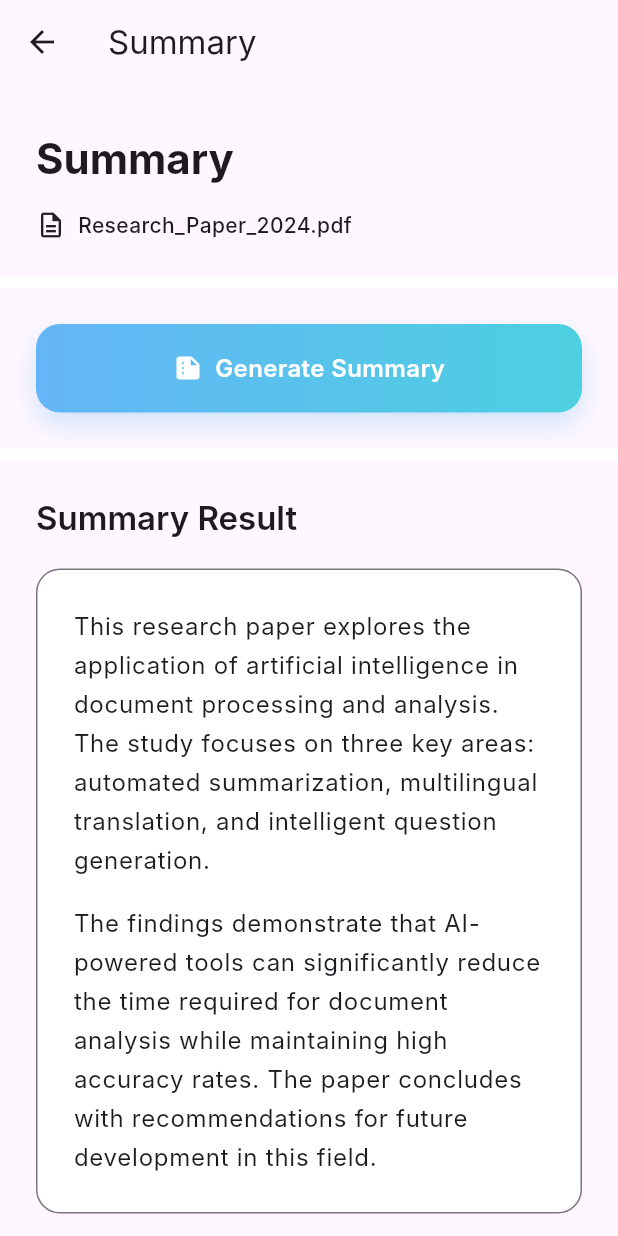
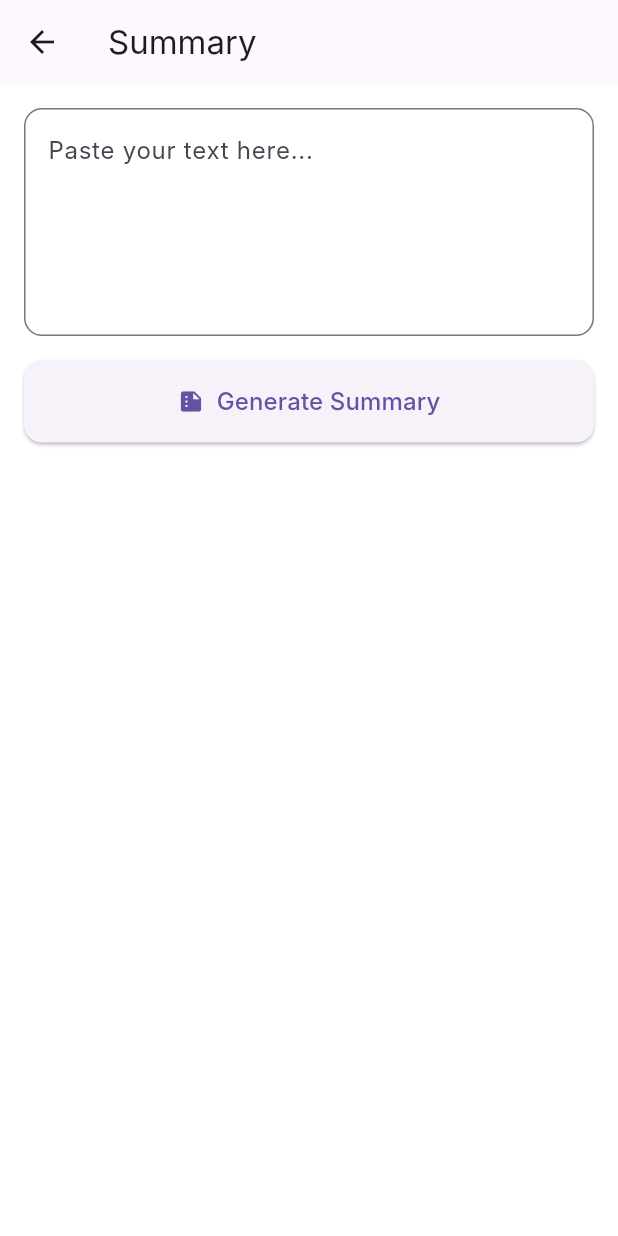
Before and after one commit to shahdebrehem/Project_PDF, a Flutter app: the SummaryPage screen opened directly, on a phone screen of 412 x 824 dp. Run offline on Flutter 3.47's test engine with Material 3 defaults, Android fonts, the phone set to English and light mode, and no system bars; our stand-ins replace dio, shared_preferences; missing offline and left inert: clipboard; accounts and stored records are empty; Roboto replaces fonts that are missing (Inter).

Commit message:
Integrate AI summarizer with backend and Flutter UI

```diff
--- a/lib/pages/summary_page.dart
+++ b/lib/pages/summary_page.dart
@@ -1,5 +1,10 @@
 // pages/summary_page.dart
 import 'package:flutter/material.dart';
+import 'package:http/http.dart' as http;
+import 'dart:convert';
+import 'package:clipboard/clipboard.dart';
+import 'package:path_provider/path_provider.dart';
+import 'dart:io';
 
 class SummaryPage extends StatefulWidget {
   const SummaryPage({Key? key}) : super(key: key);
@@ -10,19 +15,71 @@ class SummaryPage extends StatefulWidget {
 
 class _SummaryPageState extends State<SummaryPage> {
   bool _isGenerating = false;
+  String _summaryResult = "";
+  final TextEditingController _textController = TextEditingController();
 
-  void _generateSummary() {
+  // دالة لتوليد الملخص عبر FastAPI
+  void _generateSummary() async {
+    if (_textController.text.trim().isEmpty) return;
+
     setState(() {
       _isGenerating = true;
+      _summaryResult = "";
     });
 
-    Future.delayed(const Duration(seconds: 2), () {
+    try {
+      final url = Uri.parse('http://127.0.0.1:8000/summarize'); // لو Flutter Emulator استخدم 10.0.2.2
+      final response = await http.post(
+        url,
+        headers: {'Content-Type': 'application/json'},
+        body: jsonEncode({"text": _textController.text}),
+      );
+
+      if (response.statusCode == 200) {
+        final data = jsonDecode(response.body);
+        setState(() {
+          _summaryResult = data['summary'] ?? "No summary generated";
+        });
+      } else {
+        setState(() {
+          _summaryResult = "Error: ${response.statusCode}";
+        });
+      }
+    } catch (e) {
+      setState(() {
+        _summaryResult = "Error: $e";
+      });
+    } finally {
       if (mounted) {
         setState(() {
           _isGenerating = false;
         });
       }
+    }
+  }
+
+  // نسخ النص
+  void _copySummary() {
+    if (_summaryResult.isNotEmpty) {
+      FlutterClipboard.copy(_summaryResult).then((_) {
+        ScaffoldMessenger.of(context).showSnackBar(
+          const SnackBar(content: Text("Summary copied!")),
+        );
       });
+    }
+  }
+
+  // تحميل النص كملف
+  void _downloadSummary() async {
+    if (_summaryResult.isNotEmpty) {
+      final dir = await getApplicationDocumentsDirectory();
+      final file = File('${dir.path}/summary.txt');
+      await file.writeAsString(_summaryResult);
+
+      ScaffoldMessenger.of(context).showSnackBar(
+        SnackBar(content: Text("Summary saved to ${file.path}")),
+      );
+    }
   }
 
   @override
@@ -36,124 +93,63 @@ class _SummaryPageState extends State<SummaryPage> {
         elevation: 0,
       ),
       body: SingleChildScrollView(
+        padding: const EdgeInsets.all(16),
         child: Column(
           crossAxisAlignment: CrossAxisAlignment.start,
           children: [
-            // Header Section
-            Container(
-              width: double.infinity,
-              color: theme.cardColor,
-              padding: const EdgeInsets.fromLTRB(24, 32, 24, 24),
-              child: Column(
-                crossAxisAlignment: CrossAxisAlignment.start,
-                children: [
-                  Text(
-                    'Summary',
-                    style: theme.textTheme.headlineMedium?.copyWith(
-                      fontWeight: FontWeight.bold,
+            // إدخال النص
+            TextField(
+              controller: _textController,
+              minLines: 5,
+              maxLines: 10,
+              decoration: InputDecoration(
+                hintText: "Paste your text here...",
+                border: OutlineInputBorder(
+                  borderRadius: BorderRadius.circular(12),
+                ),
               ),
             ),
             const SizedBox(height: 16),
-                  Row(
-                    children: [
-                      Icon(
-                        Icons.description_outlined,
-                        color: theme.iconTheme.color,
-                        size: 20,
-                      ),
-                      const SizedBox(width: 8),
-                      Text(
-                        'Research_Paper_2024.pdf',
-                        style: theme.textTheme.bodyMedium?.copyWith(
-                          fontWeight: FontWeight.w500,
-                        ),
-                      ),
-                    ],
-                  ),
-                ],
-              ),
-            ),
 
-            const SizedBox(height: 8),
-
-            // Generate Summary Button
-            Container(
-              color: theme.cardColor,
-              padding: const EdgeInsets.all(24),
-              child: SizedBox(
+            // زر توليد الملخص
+            SizedBox(
               width: double.infinity,
-                child: InkWell(
-                  onTap: _isGenerating ? null : _generateSummary,
-                  borderRadius: BorderRadius.circular(16),
-                  child: Container(
-                    padding: const EdgeInsets.symmetric(vertical: 18),
-                    decoration: BoxDecoration(
-                      gradient: LinearGradient(
-                        colors: _isGenerating
-                            ? [
-                          theme.disabledColor,
-                          theme.disabledColor.withOpacity(0.8),
-                        ]
-                            : const [
-                          Color(0xFF64B5F6),
-                          Color(0xFF4DD0E1),
-                        ],
-                      ),
-                      borderRadius: BorderRadius.circular(16),
-                      boxShadow: _isGenerating
-                          ? []
-                          : [
-                        BoxShadow(
-                          color: const Color(0xFF64B5F6)
-                              .withOpacity(0.3),
-                          blurRadius: 15,
-                          offset: const Offset(0, 8),
-                        ),
-                      ],
-                    ),
-                    child: Row(
-                      mainAxisAlignment: MainAxisAlignment.center,
-                      children: [
-                        if (_isGenerating)
-                          const SizedBox(
+              child: ElevatedButton.icon(
+                onPressed: _isGenerating ? null : _generateSummary,
+                icon: _isGenerating
+                    ? const SizedBox(
                         width: 20,
                         height: 20,
                         child: CircularProgressIndicator(
+                          color: Colors.white,
                           strokeWidth: 2,
-                              valueColor:
-                              AlwaysStoppedAnimation(Colors.white),
                         ),
                       )
-                        else
-                          const Icon(
-                            Icons.summarize_rounded,
-                            color: Colors.white,
-                            size: 20,
+                    : const Icon(Icons.summarize),
+                label: Text(
+                  _isGenerating ? "Generating..." : "Generate Summary",
+                  style: const TextStyle(fontSize: 16),
                 ),
-                        const SizedBox(width: 8),
-                        Text(
-                          _isGenerating
-                              ? 'Generating Summary...'
-                              : 'Generate Summary',
-                          style: const TextStyle(
-                            fontSize: 16,
-                            fontWeight: FontWeight.w600,
-                            color: Colors.white,
-                          ),
-                        ),
-                      ],
+                style: ElevatedButton.styleFrom(
+                  padding: const EdgeInsets.symmetric(vertical: 16),
+                  shape: RoundedRectangleBorder(
+                    borderRadius: BorderRadius.circular(12),
                   ),
                 ),
               ),
             ),
+            const SizedBox(height: 24),
+
+            // صندوق النتيجة
+            if (_summaryResult.isNotEmpty)
+              Container(
+                width: double.infinity,
+                padding: const EdgeInsets.all(16),
+                decoration: BoxDecoration(
+                  color: theme.cardColor,
+                  borderRadius: BorderRadius.circular(12),
+                  border: Border.all(color: theme.dividerColor),
                 ),
-
-            const SizedBox(height: 8),
-
-            // Summary Result
-            Container(
-              color: theme.cardColor,
-              padding: const EdgeInsets.all(24),
                 child: Column(
                   crossAxisAlignment: CrossAxisAlignment.start,
                   children: [
@@ -163,123 +159,29 @@ class _SummaryPageState extends State<SummaryPage> {
                         fontWeight: FontWeight.w600,
                       ),
                     ),
-                  const SizedBox(height: 20),
-
-                  Container(
-                    width: double.infinity,
-                    constraints: const BoxConstraints(minHeight: 300),
-                    padding: const EdgeInsets.all(24),
-                    decoration: BoxDecoration(
-                      color: theme.scaffoldBackgroundColor,
-                      borderRadius: BorderRadius.circular(16),
-                      border: Border.all(color: theme.dividerColor),
-                    ),
-                    child: _isGenerating
-                        ? Center(
-                      child: Column(
-                        mainAxisAlignment: MainAxisAlignment.center,
-                        children: [
-                          const SizedBox(
-                            width: 40,
-                            height: 40,
-                            child: CircularProgressIndicator(
-                              strokeWidth: 3,
-                            ),
+                    const SizedBox(height: 12),
+                    Text(
+                      _summaryResult,
+                      style: theme.textTheme.bodyMedium?.copyWith(height: 1.5),
                     ),
                     const SizedBox(height: 16),
-                          Text(
-                            'Generating your summary...',
-                            style: theme.textTheme.bodyMedium,
-                          ),
-                        ],
-                      ),
-                    )
-                        : Column(
-                      crossAxisAlignment: CrossAxisAlignment.start,
-                      children: [
-                        Text(
-                          'This research paper explores the application of artificial intelligence in document processing and analysis. The study focuses on three key areas: automated summarization, multilingual translation, and intelligent question generation.',
-                          style: theme.textTheme.bodyLarge?.copyWith(
-                            height: 1.6,
-                          ),
-                        ),
-                        const SizedBox(height: 16),
-                        Text(
-                          'The findings demonstrate that AI-powered tools can significantly reduce the time required for document analysis while maintaining high accuracy rates. The paper concludes with recommendations for future development in this field.',
-                          style: theme.textTheme.bodyLarge?.copyWith(
-                            height: 1.6,
-                          ),
-                        ),
-                      ],
-                    ),
-                  ),
 
-                  const SizedBox(height: 20),
-
-                  // Action Buttons
+                    // أزرار Copy و Download
                     Row(
                       children: [
                         Expanded(
-                        child: InkWell(
-                          onTap: () {},
-                          borderRadius: BorderRadius.circular(12),
-                          child: Container(
-                            padding:
-                            const EdgeInsets.symmetric(vertical: 14),
-                            decoration: BoxDecoration(
-                              borderRadius: BorderRadius.circular(12),
-                              border:
-                              Border.all(color: theme.dividerColor),
-                            ),
-                            child: Row(
-                              mainAxisAlignment: MainAxisAlignment.center,
-                              children: [
-                                Icon(Icons.copy_rounded,
-                                    color: theme.iconTheme.color, size: 18),
-                                const SizedBox(width: 8),
-                                Text(
-                                  'Copy',
-                                  style: theme.textTheme.bodyMedium?.copyWith(
-                                    fontWeight: FontWeight.w600,
-                                  ),
-                                ),
-                              ],
-                            ),
-                          ),
+                          child: ElevatedButton.icon(
+                            onPressed: _copySummary,
+                            icon: const Icon(Icons.copy),
+                            label: const Text("Copy"),
                           ),
                         ),
                         const SizedBox(width: 12),
                         Expanded(
-                        child: InkWell(
-                          onTap: () {},
-                          borderRadius: BorderRadius.circular(12),
-                          child: Container(
-                            padding:
-                            const EdgeInsets.symmetric(vertical: 14),
-                            decoration: BoxDecoration(
-                              color: const Color(0xFF64B5F6).withOpacity(0.1),
-                              borderRadius: BorderRadius.circular(12),
-                              border: Border.all(
-                                color: const Color(0xFF64B5F6),
-                              ),
-                            ),
-                            child: const Row(
-                              mainAxisAlignment: MainAxisAlignment.center,
-                              children: [
-                                Icon(Icons.download_rounded,
-                                    color: Color(0xFF64B5F6), size: 18),
-                                SizedBox(width: 8),
-                                Text(
-                                  'Download',
-                                  style: TextStyle(
-                                    fontSize: 14,
-                                    fontWeight: FontWeight.w600,
-                                    color: Color(0xFF64B5F6),
-                                  ),
-                                ),
-                              ],
-                            ),
-                          ),
+                          child: ElevatedButton.icon(
+                            onPressed: _downloadSummary,
+                            icon: const Icon(Icons.download),
+                            label: const Text("Download"),
                           ),
                         ),
                       ],
--- a/pubspec.yaml
+++ b/pubspec.yaml
@@ -33,7 +33,7 @@ dependencies:
 
   file_selector: ^0.9.0
   dio: ^5.4.0
-
+  http: ^1.6.0
   # لتخزين الـ token أو بيانات صغيرة محليًا
   shared_preferences: ^2.1.1
 
@@ -43,6 +43,8 @@ dependencies:
   intl: ^0.20.2
 
   cupertino_icons: ^1.0.8
+  clipboard: ^0.1.3
+  path_provider: ^2.0.15
 
 dev_dependencies:
   flutter_test:
```
Also changed, not shown: pubspec.lock. Lines whose indentation alone changed are shown as unchanged.
